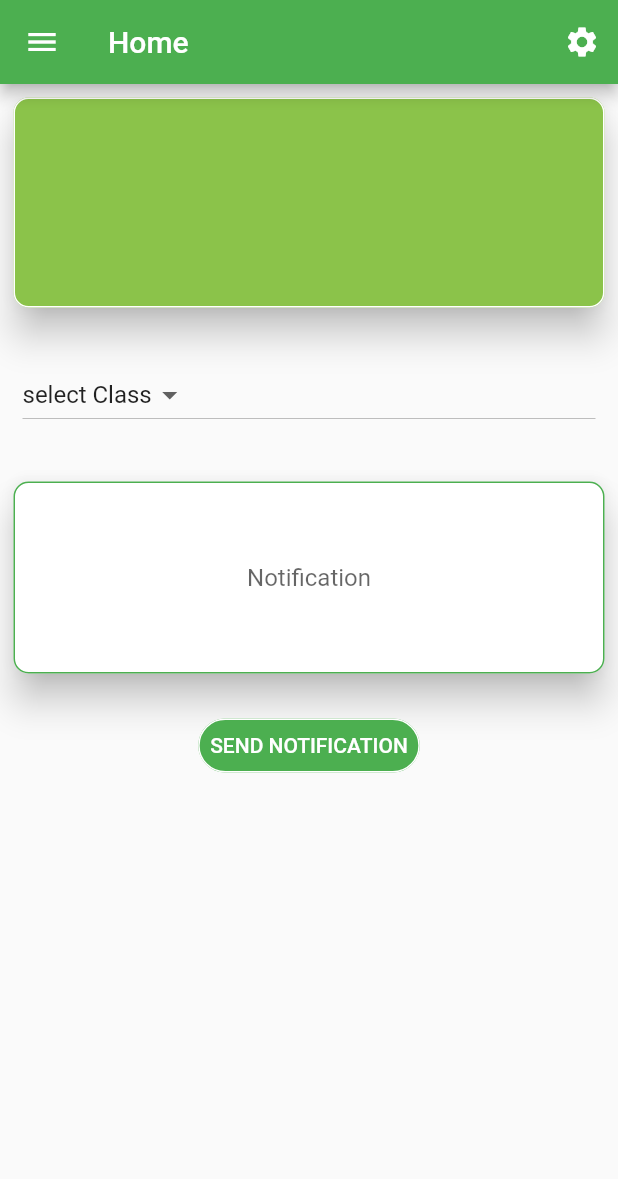
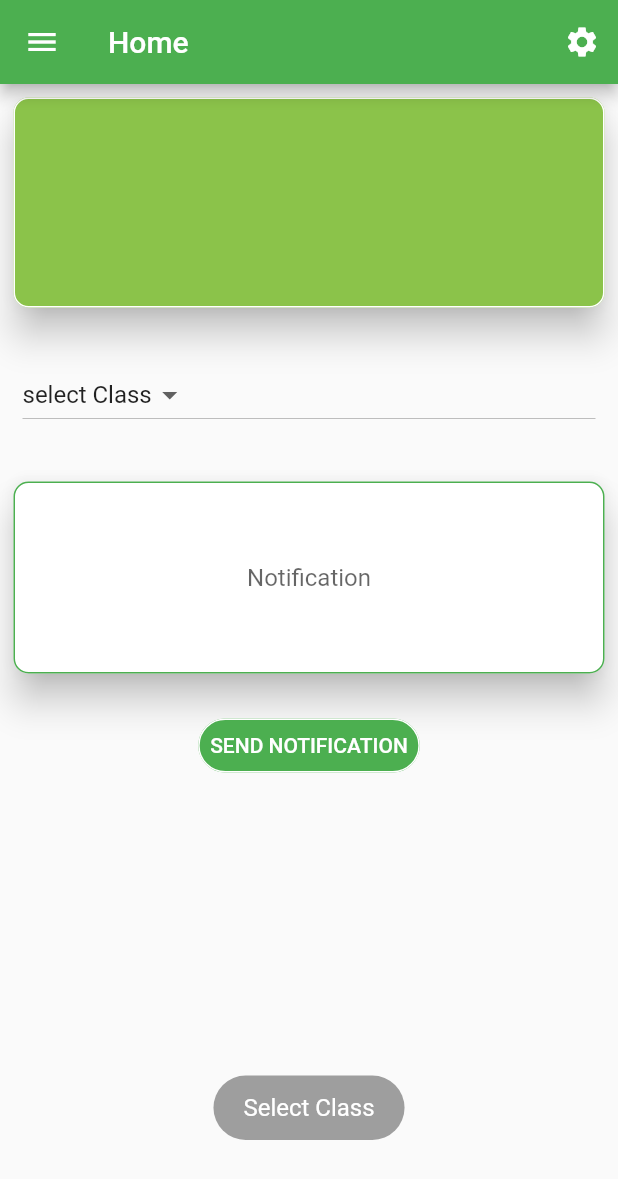
Before and after one commit to ankitshrivastava00/Shikshatam, a Flutter app: the TeacherHomePage screen opened directly, after a tap on "SEND NOTIFICATION", on a phone screen of 412 x 824 dp. Shown: the top 1179 px of the screen. Run offline on Flutter 3.47's test engine with Material 2 defaults, Android fonts, the phone set to English and light mode, and no system bars; drawn by our look-alikes of carousel_slider; our stand-ins replace cloud_firestore, cloud_functions, connectivity, firebase_auth, firebase_messaging, flutter_local_notifications and 2 more; accounts and stored records are empty.

Commit message:
25-02-2020

```diff
--- a/lib/activity/login.dart
+++ b/lib/activity/login.dart
@@ -24,8 +24,6 @@ class _LoginState extends State<Login> {
   final scaffoldKey = GlobalKey<ScaffoldState>();
   final formKey = GlobalKey<FormState>();
   String userId;
-  TextEditingController emailController = new TextEditingController();
-  TextEditingController passwordController = new TextEditingController();
   String  token;
   SharedPreferences prefs;
   String _mobile, _password;
--- a/lib/activity/notification_list.dart
+++ b/lib/activity/notification_list.dart
@@ -34,7 +34,7 @@ class NotificationListState extends State<NotificationList> {
           .getDocuments()
           .then((QuerySnapshot snapshot) {
         snapshot.documents.forEach((f) =>
-            lis.add(NotificationModel(title: f.data['title'],description: f.data['description'] )));
+            lis.add(NotificationModel(title: f.data['title'].toString(),description: f.data['description'].toString() )));
 
         setState(() {
           isLoading = false;
@@ -49,6 +49,8 @@ class NotificationListState extends State<NotificationList> {
 
   @override
   Widget build(BuildContext context) {
+    Constants.applicationContext =context;
+
     return new Scaffold(
         body:
         new Container(
--- a/lib/main.dart
+++ b/lib/main.dart
@@ -11,7 +11,6 @@ void main() async {
   runApp(new MaterialApp(
     home: MyApp(),
     debugShowCheckedModeBanner: false,
-
     theme: ThemeData(
       primaryColor: Colors.green,
       accentColor: Colors.green,
@@ -20,6 +19,7 @@ void main() async {
   ),
   );
 }
+
 class MyApp extends StatelessWidget {
   // This widget is the root of your application.
   @override
--- a/lib/teacher_screens/dashboard.dart
+++ b/lib/teacher_screens/dashboard.dart
@@ -1,5 +1,7 @@
 import 'package:cloud_firestore/cloud_firestore.dart';
+import 'package:cloud_functions/cloud_functions.dart';
 import 'package:data_application/common/Constants.dart';
+import 'package:data_application/common/CustomProgressDialog.dart';
 import 'package:data_application/common/UserPreferences.dart';
 import 'package:data_application/model/class_model.dart';
 import 'package:data_application/model/institute.dart';
@@ -16,13 +18,17 @@ class DashboardList extends StatefulWidget {
 }
 
 class DashboardListState extends State<DashboardList> {
-  String reply = "", status = "",name,email;
+  String reply = "", status = "",name,token,email;
   String items = "true";
   List<NotificationModel> lis = List();
   var isLoading = false;
   ClassModel _selectClass;
   List<DropdownMenuItem<ClassModel>> _dropDownMenuItemsClass;
+  TextEditingController emailController = new TextEditingController();
+
   List classlist =  ClassModel.getCompanies();
+  String _response = 'no response';
+  int _responseCount = 0;
 
   @override
   Future initState() {
@@ -40,6 +46,7 @@ class DashboardListState extends State<DashboardList> {
     setState(() {
       name = prefs.getString(UserPreferences.USER_NAME).toString();
       email = prefs.getString(UserPreferences.USER_EMAIL).toString();
+      token = prefs.getString(UserPreferences.USER_FCM).toString();
     });
   }
   List<DropdownMenuItem<ClassModel>> buildAndGetDropDownMenuItemsClass(List institute) {
@@ -68,7 +75,7 @@ class DashboardListState extends State<DashboardList> {
           .getDocuments()
           .then((QuerySnapshot snapshot) {
         snapshot.documents.forEach((f) =>
-            lis.add(NotificationModel(title: f.data['title'],description: f.data['description'] )));
+            lis.add(NotificationModel(title: f.data['title'].toString(),description: f.data['description'].toString() )));
 
         setState(() {
           isLoading = false;
@@ -88,6 +95,16 @@ class DashboardListState extends State<DashboardList> {
 
   @override
   Widget build(BuildContext context) {
+    Constants.applicationContext =context;
+
+    final HttpsCallable callable = CloudFunctions.instance
+        .getHttpsCallable(functionName: 'addUser')
+      ..timeout = const Duration(seconds: 30);
+
+    final HttpsCallable sendNotification = CloudFunctions.instance
+        .getHttpsCallable(functionName: 'sendNotification')
+      ..timeout = const Duration(seconds: 30);
+
     return new Scaffold(
       body:
       new Container(
@@ -129,7 +146,7 @@ class DashboardListState extends State<DashboardList> {
 
                                         new Text('${url.title}',style: TextStyle(color: Colors.white,fontWeight: FontWeight.bold,fontSize: 20.0),textAlign: TextAlign.center,),
                                         SizedBox(height: 15.0,),
-                                        new Text('Description : ${url.description}',style: TextStyle(color: Colors.white),textAlign: TextAlign.center,),
+                                        new Text('${url.description}',style: TextStyle(color: Colors.white),textAlign: TextAlign.center,),
 
                                       ],
                                     ),
@@ -174,6 +191,7 @@ class DashboardListState extends State<DashboardList> {
                       new Container(
                           padding: EdgeInsets.all(40.0),
                           child: new TextField(
+                            controller: emailController,
                             decoration: InputDecoration(hintText: Constants.NOTIFICATION_HINT,
                               border: InputBorder.none,),
                             textAlign: TextAlign.center,
@@ -190,8 +208,84 @@ class DashboardListState extends State<DashboardList> {
                     color: Colors.green,
                     textColor: Colors.white,
                     padding: EdgeInsets.all(8.0),
-                    onPressed: () {
+                    onPressed: () async {
 
+                      try {
+                        if ('select Class'==_selectClass.Name) {
+                          Fluttertoast.showToast(
+                              msg: "Select Class",
+                              toastLength: Toast.LENGTH_SHORT,
+                              gravity: ToastGravity.BOTTOM,
+                              timeInSecForIos: 1,
+                              backgroundColor: Colors.grey,
+                              textColor: Colors.white,
+                              fontSize: 16.0);
+                        } else if (emailController.text.isEmpty) {
+                          Fluttertoast.showToast(
+                              msg: "Field Empty",
+                              toastLength: Toast.LENGTH_SHORT,
+                              gravity: ToastGravity.BOTTOM,
+                              timeInSecForIos: 1,
+                              backgroundColor: Colors.grey,
+                              textColor: Colors.white,
+                              fontSize: 16.0);
+                        } else  {
+                          CustomProgressLoader.showLoader(Constants.applicationContext);
+
+
+
+                          final HttpsCallableResult result1 = await sendNotification
+                              .call(
+                            <String, dynamic>{
+                              'fcm': '${token}',
+                              'classno': '${_selectClass.Name}',
+                              'title': '${Constants.APPLICATION_NAME}',
+                              'description': emailController.text,
+                            },
+                          );
+
+                          print(result1.data);
+
+                          final HttpsCallableResult result = await callable
+                              .call(
+                            <String, dynamic>{
+                              'classno': '${_selectClass.Name}',
+                              'title': '${Constants.APPLICATION_NAME}',
+                              'description': emailController.text,
+                            },
+                          );
+
+                          print(result.data);
+                          setState(() {
+                            _response = result.data['repeat_message'];
+                            _responseCount = result.data['repeat_count'];
+                          });
+                          CustomProgressLoader.cancelLoader(context);
+
+                        }
+
+
+                      } on CloudFunctionsException catch (e) {
+                        print('caught firebase functions exception');
+                        print(e.code);
+                        print(e.message);
+                        print(e.details);
+                        CustomProgressLoader.cancelLoader(Constants.applicationContext);
+
+                      } catch (e) {
+                        print('caught generic exception');
+                        print(e);
+                        CustomProgressLoader.cancelLoader(Constants.applicationContext);
+
+                      }
+
+                     /* CloudFunctions.instance.call(
+                          functionName: "addUser",
+                          parameters: {
+                            "name": 'Testts',
+                            "email": "sdhshfhsdf"
+                          }
+                      );*/
                     },
                     child: Text(
                       "Send Notification".toUpperCase(),
--- a/lib/teacher_screens/logout.dart
+++ b/lib/teacher_screens/logout.dart
@@ -1,4 +1,5 @@
 import 'package:data_application/activity/login.dart';
+import 'package:data_application/common/Constants.dart';
 import 'package:data_application/common/UserPreferences.dart';
 import 'package:data_application/service/auth.dart';
 import 'package:flutter/material.dart';
@@ -32,6 +33,8 @@ class _LogoutState extends State<Logout> {
 
   @override
   Widget build(BuildContext context) {
+    Constants.applicationContext =context;
+
     // TODO: implement build
     return Scaffold(
       backgroundColor: Colors.white,
--- a/lib/teacher_screens/student_details.dart
+++ b/lib/teacher_screens/student_details.dart
@@ -152,6 +152,7 @@ class StudentDetailsState extends State<StudentDetails> {
   }
   @override
   Widget build(BuildContext context) {
+    Constants.applicationContext =context;
 
     return new Scaffold(
       body:
--- a/lib/teacher_screens/student_feedback.dart
+++ b/lib/teacher_screens/student_feedback.dart
@@ -131,6 +131,8 @@ class StudentFeedbackState extends State<StudentFeedback> {
 
   @override
   Widget build(BuildContext context) {
+    Constants.applicationContext =context;
+
     return new Scaffold(
       body:
       new Container(
--- a/lib/teacher_screens/teacher_home.dart
+++ b/lib/teacher_screens/teacher_home.dart
@@ -1,3 +1,4 @@
+import 'package:data_application/common/Constants.dart';
 import 'package:data_application/common/UserPreferences.dart';
 import 'package:data_application/teacher_screens/dashboard.dart';
 import 'package:data_application/teacher_screens/logout.dart';
@@ -74,6 +75,8 @@ class TeacherHomePageState extends State<TeacherHomePage> {
 
   @override
   Widget build(BuildContext context) {
+    Constants.applicationContext =context;
+
     var drawerOptions = <Widget>[];
     for (var i = 0; i < widget.drawerItems.length; i++) {
       var d = widget.drawerItems[i];
--- a/pubspec.yaml
+++ b/pubspec.yaml
@@ -32,6 +32,7 @@ dependencies:
   firebase_auth: ^0.14.0+5
   provider: ^3.1.0
   carousel_slider: ^1.3.0
+  cloud_functions: ^0.4.2
 
 dev_dependencies:
   flutter_test:
```
Also changed, not shown: pubspec.lock, 1 other file.
